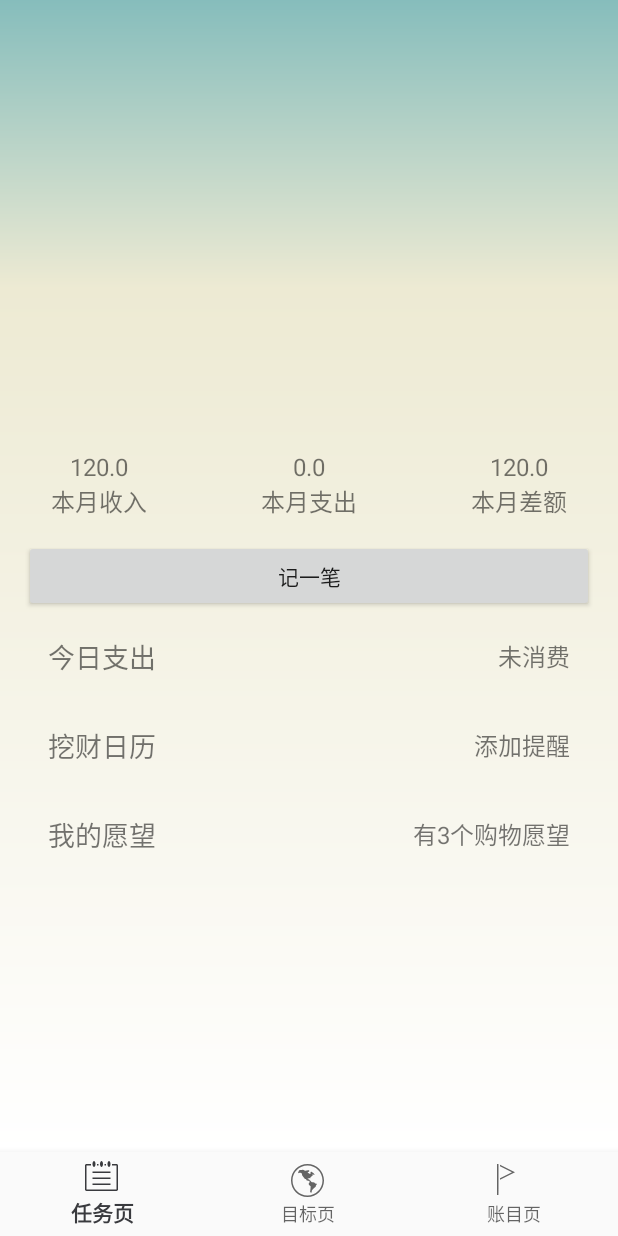
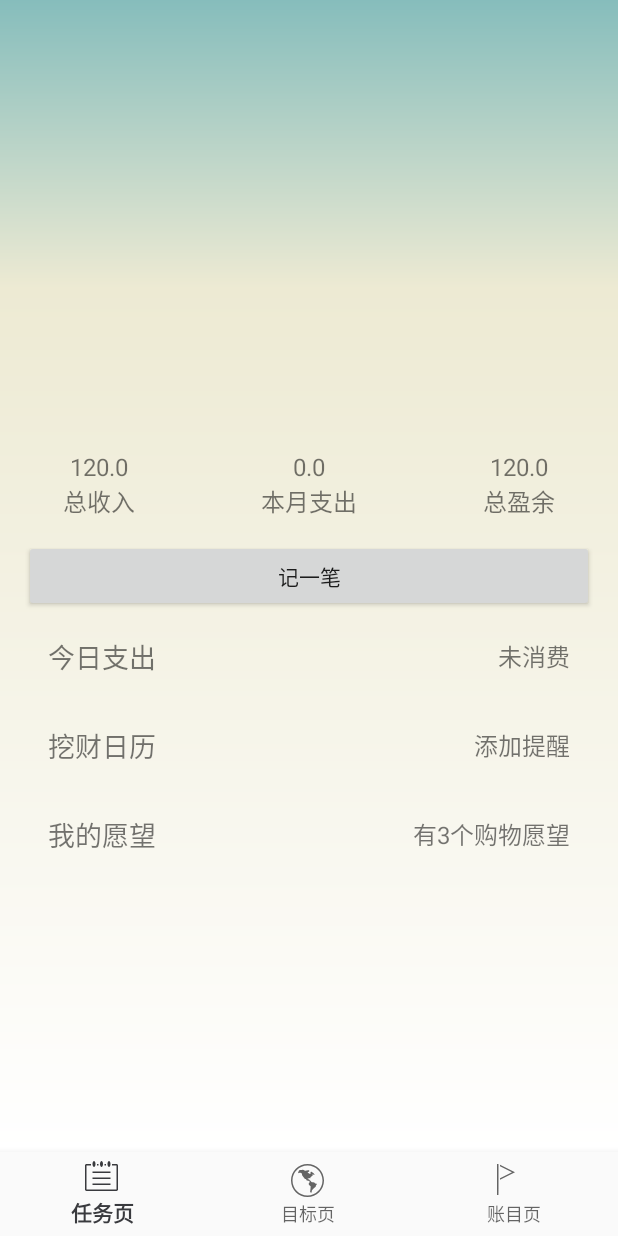
Before and after one commit to dxyist/Jarvis, an Android app: the fragment AccountFragment placed in its activity, on a phone screen of 412 x 824 dp. Run offline under Robolectric (Android 15) with nearby library versions, the phone set to English and light mode, and no system bars; libraries missing offline, so code that uses them is left out: com.cootek.feedsnews; network calls fail; pictures from the network do not load; 1 statement that could not run was skipped.

Commit message:
[fix] 增加账目中关于月份支出的正确显示

```diff
--- a/app/src/main/java/com/ecnu/leon/jarvis/model/account/AccountFragment.java
+++ b/app/src/main/java/com/ecnu/leon/jarvis/model/account/AccountFragment.java
@@ -132,7 +132,7 @@ public class AccountFragment extends Fragment {
         incomeFloatTextView.setText(totalIncome + "");
 
         outcomeFloatTextView.setText("当月支出");
-        outcomeFloatTextView.setText(AccountManager.getInstance(getActivity()).getTotalCost() + "");
+        outcomeFloatTextView.setText(AccountManager.getInstance(getActivity()).getMonthlyCost(new Date()) + "");
         float difference = AccountManager.getInstance(getContext()).getTotalIncomeValue() - AccountManager.getInstance(getContext()).getTotalCost();
         // 取2位精度
         difference = ((float) (Math.round(difference * 100)) / 100);
--- a/app/src/main/java/com/ecnu/leon/jarvis/model/account/AccountItemContainer.java
+++ b/app/src/main/java/com/ecnu/leon/jarvis/model/account/AccountItemContainer.java
@@ -100,6 +100,19 @@ public class AccountItemContainer {
     public float getItemCostOfOneMonth(Date currentDate) {
         float cost = 0;
 
+        SimpleDateFormat format = new SimpleDateFormat("yyyy-MM");
+        String dateString = format.format(currentDate);
+
+        for (Map.Entry<String, ArrayList<AccountItem>> entry : accountItemHashMap.entrySet()) {
+            // 取月份
+            if (entry.getKey().substring(0, 7).equals(dateString)) {
+                ArrayList<AccountItem> itemList = entry.getValue();
+                for (int i = 0; i < itemList.size(); i++) {
+                    cost += itemList.get(i).getCost();
+                }
+            }
+
+        }
         return cost;
     }
 
--- a/app/src/main/java/com/ecnu/leon/jarvis/model/account/AccountManager.java
+++ b/app/src/main/java/com/ecnu/leon/jarvis/model/account/AccountManager.java
@@ -81,6 +81,10 @@ public class AccountManager {
 
     public float getTotalCost() {
         return this.accountItemContainer.getItemTotalCost();
+    }
+
+    public float getMonthlyCost(Date currentDate) {
+        return this.accountItemContainer.getItemCostOfOneMonth(currentDate);
     }
 
     public float getOneDayCost(Date date) {
--- a/app/src/main/res/layout/fragment_account.xml
+++ b/app/src/main/res/layout/fragment_account.xml
@@ -30,7 +30,7 @@
             android:layout_height="wrap_content"
             android:layout_below="@+id/txt_account_income_number_inThisMonth"
             android:layout_centerHorizontal="true"
-            android:text="本月收入"
+            android:text="总收入"
             android:textSize="16sp" />
     </RelativeLayout>
 
@@ -80,7 +80,7 @@
             android:layout_height="wrap_content"
             android:layout_below="@+id/txt_account_difference_number_inThisMonth"
             android:layout_centerHorizontal="true"
-            android:text="本月差额"
+            android:text="总盈余"
             android:textSize="16sp" />
     </RelativeLayout>
 
```
